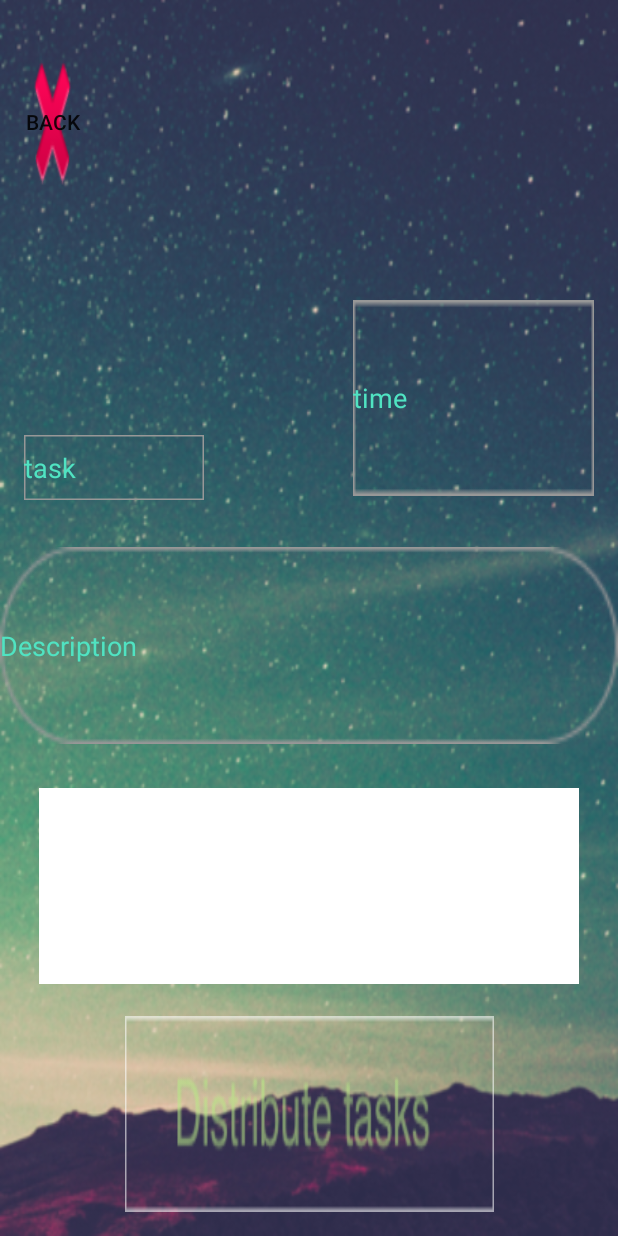
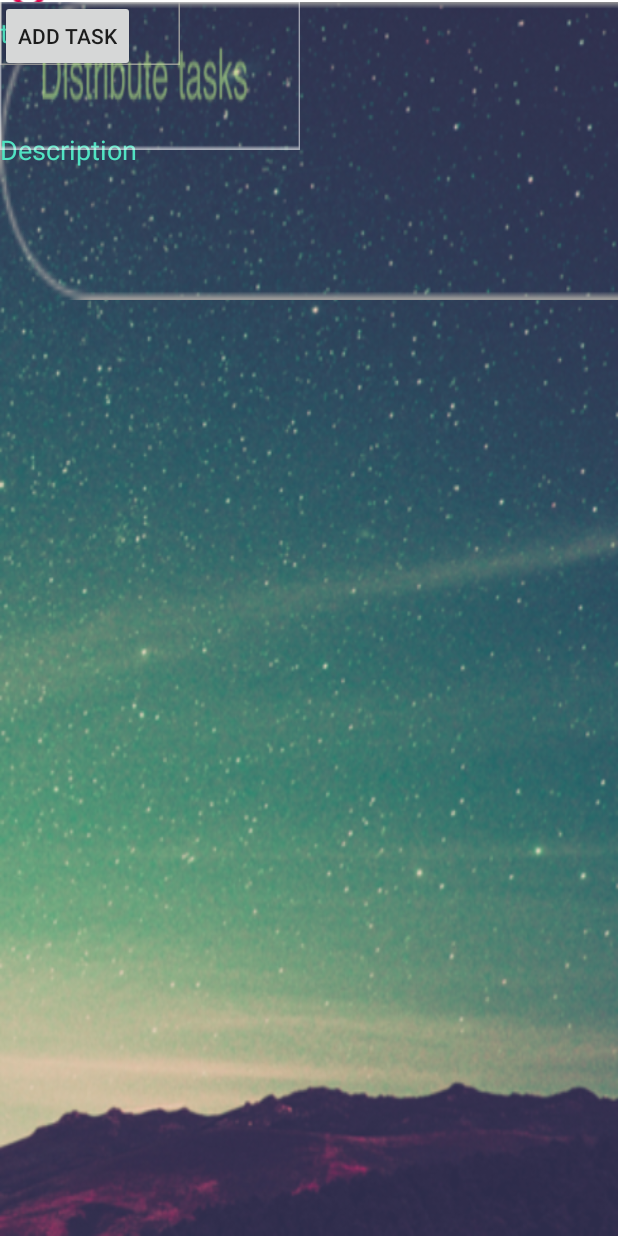
Before and after one commit to junlay/WhoDoo, an Android app: the layout fragment_create_task.xml on its own in the app's theme, with its tools: preview values and no code run, on a phone screen of 412 x 824 dp. Run offline under Robolectric (Android 15) with nearby library versions, the phone set to English and light mode, and no system bars.

Commit message:
fixat Stefans tabbe

```diff
--- a/app/src/main/res/layout/fragment_create_task.xml
+++ b/app/src/main/res/layout/fragment_create_task.xml
@@ -6,92 +6,76 @@
     android:layout_height="match_parent"
     android:background="@drawable/createtask"
     tools:context="com.example.whodoo.Fragments.CreateTaskFragment"
-    tools:layout_editor_absoluteY="25dp">
+    tools:layout_editor_absoluteY="89dp">
 
     <EditText
-        android:id="@+id/editText11"
+        android:id="@+id/taskTitleText"
         android:layout_width="wrap_content"
         android:layout_height="wrap_content"
-        android:layout_marginBottom="31dp"
-        android:layout_marginEnd="99dp"
-        android:layout_marginStart="16dp"
         android:background="@drawable/addtask"
         android:hint="task"
         android:textColorHint="#50E3C2"
-        app:layout_constraintBottom_toTopOf="@+id/editText7"
-        app:layout_constraintEnd_toStartOf="@+id/editText12"
-        app:layout_constraintStart_toStartOf="parent"
-        android:layout_marginRight="99dp"
-        android:layout_marginLeft="16dp" />
+        tools:layout_editor_absoluteX="16dp"
+        tools:layout_editor_absoluteY="77dp"
+        tools:ignore="MissingConstraints" />
 
     <EditText
-        android:id="@+id/editText12"
-        android:layout_width="0dp"
-        android:layout_height="0dp"
-        android:layout_marginBottom="34dp"
-        android:layout_marginEnd="16dp"
+        android:id="@+id/taskTime"
+        android:layout_width="402dp"
+        android:layout_height="1dp"
         android:background="@drawable/addtask"
         android:hint="time"
         android:textColorHint="#50E3C2"
-        app:layout_constraintBottom_toTopOf="@+id/editText7"
-        app:layout_constraintEnd_toEndOf="parent"
-        app:layout_constraintStart_toEndOf="@+id/editText11"
-        app:layout_constraintTop_toBottomOf="@+id/backButton"
-        android:layout_marginRight="16dp" />
+        tools:layout_editor_absoluteX="235dp"
+        tools:layout_editor_absoluteY="117dp"
+        tools:ignore="MissingConstraints" />
 
     <EditText
-        android:id="@+id/editText7"
-        android:layout_width="0dp"
-        android:layout_height="0dp"
-        android:layout_marginBottom="29dp"
+        android:id="@+id/taskDescription"
+        android:layout_width="500dp"
+        android:layout_height="200dp"
         android:background="@drawable/description"
         android:ems="10"
         android:hint="Description"
         android:inputType="textPersonName"
         android:textColorHint="#50E3C2"
-        app:layout_constraintBottom_toTopOf="@+id/listView2"
-        app:layout_constraintEnd_toEndOf="parent"
-        app:layout_constraintStart_toStartOf="parent"
-        app:layout_constraintTop_toBottomOf="@+id/editText12" />
+        tools:layout_editor_absoluteX="76dp"
+        tools:layout_editor_absoluteY="406dp"
+        tools:ignore="MissingConstraints" />
 
     <Button
-        android:id="@+id/createTaskbutton"
-        android:layout_width="wrap_content"
-        android:layout_height="0dp"
-        android:layout_marginBottom="16dp"
+        android:id="@+id/distributeTask"
+        android:layout_width="200dp"
+        android:layout_height="100dp"
         android:background="@drawable/distributetasks"
-        app:layout_constraintBottom_toBottomOf="parent"
-        app:layout_constraintEnd_toEndOf="parent"
-        app:layout_constraintStart_toStartOf="parent"
-        app:layout_constraintTop_toBottomOf="@+id/listView2" />
+        tools:layout_editor_absoluteX="226dp"
+        tools:layout_editor_absoluteY="660dp"
+        tools:ignore="MissingConstraints" />
 
     <ListView
         android:id="@+id/listView2"
-        android:layout_width="0dp"
-        android:layout_height="0dp"
-        android:layout_marginBottom="21dp"
-        android:layout_marginEnd="26dp"
-        android:layout_marginStart="26dp"
+        android:layout_width="601dp"
+        android:layout_height="1dp"
         android:background="@android:color/background_light"
-        app:layout_constraintBottom_toTopOf="@+id/createTaskbutton"
-        app:layout_constraintEnd_toEndOf="parent"
-        app:layout_constraintStart_toStartOf="parent"
-        app:layout_constraintTop_toBottomOf="@+id/editText7" />
+        tools:layout_editor_absoluteX="26dp"
+        tools:layout_editor_absoluteY="351dp"
+        tools:ignore="MissingConstraints" />
 
     <Button
         android:id="@+id/backButton"
         style="@style/Widget.AppCompat.Button"
         android:layout_width="38dp"
-        android:layout_height="0dp"
-        android:layout_marginBottom="53dp"
-        android:layout_marginStart="16dp"
-        android:layout_marginTop="16dp"
+        android:layout_height="1dp"
         android:background="@android:drawable/ic_delete"
         android:text="Back"
-        app:layout_constraintBottom_toTopOf="@+id/editText12"
-        app:layout_constraintStart_toStartOf="parent"
-        app:layout_constraintTop_toTopOf="parent"
-        android:layout_marginLeft="16dp" />
+        tools:layout_editor_absoluteX="16dp"
+        tools:ignore="MissingConstraints" />
+
+    <Button
+        android:id="@+id/addTask"
+        android:layout_width="wrap_content"
+        android:layout_height="wrap_content"
+        android:text="add task"/>
 
 
 </android.support.constraint.ConstraintLayout>
--- a/app/src/main/res/layout/fragment_home.xml
+++ b/app/src/main/res/layout/fragment_home.xml
@@ -60,7 +60,7 @@
             app:layout_constraintRight_toRightOf="parent" />
 
         <ListView
-            android:id="@+id/userlistview"
+            android:id="@+id/projectListView"
             android:layout_width="0dp"
             android:layout_height="0dp"
             android:layout_marginBottom="98dp"
--- a/app/src/main/res/mipmap-anydpi-v26/ic_launcher_round.xml
+++ b/app/src/main/res/mipmap-anydpi-v26/ic_launcher_round.xml
@@ -1,5 +1,5 @@
 <?xml version="1.0" encoding="utf-8"?>
 <adaptive-icon xmlns:android="http://schemas.android.com/apk/res/android">
     <background android:drawable="@drawable/ic_launcher_background" />
-    <foreground android:drawable="@drawable/ic_launcher_foreground" />
+    <foreground android:drawable="@drawable/ic_launcher_background" />
 </adaptive-icon>
--- a/app/src/main/res/values/styles.xml
+++ b/app/src/main/res/values/styles.xml
@@ -1,7 +1,7 @@
 <resources>
 
     <!-- Base application theme. -->
-    <style name="AppTheme" parent="Theme.AppCompat.Light.DarkActionBar">
+    <style name="AppTheme" parent="Theme.AppCompat.Light.NoActionBar">
         <!-- Customize your theme here. -->
         <item name="colorPrimary">@color/colorPrimary</item>
         <item name="colorPrimaryDark">@color/colorPrimaryDark</item>
```
Also changed, not shown: app/src/main/res/drawable-mdpi/ic_launcher_background.xml (deleted, +0 -170 lines), app/src/main/res/layout/fragment_create_project.xml (+28 -44 lines), app/src/main/res/layout/fragment_sign_up.xml (+26 -25 lines), app/src/main/res/layout/fragment_splash_screen.xml (+17 -16 lines).
